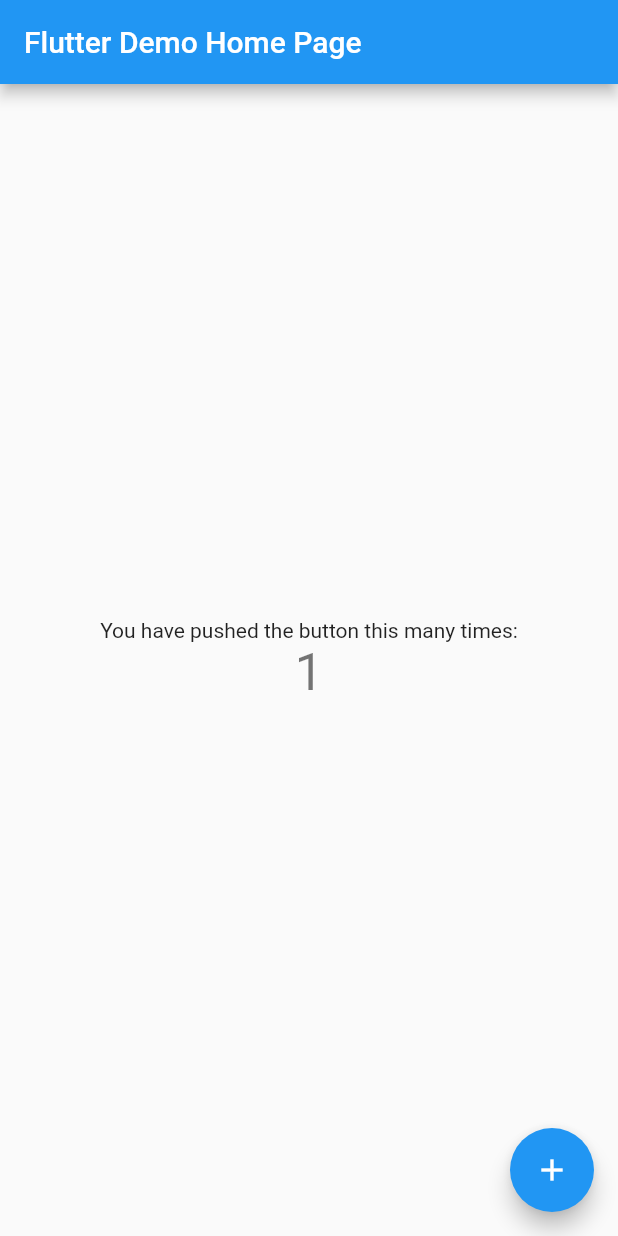
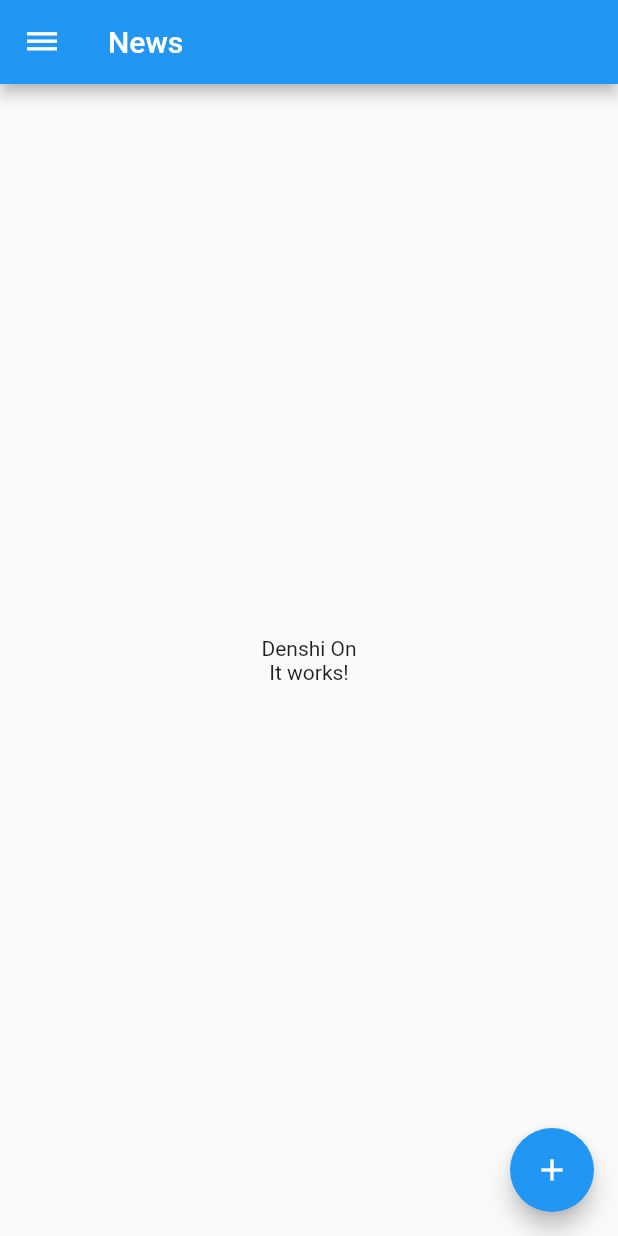
Before and after one commit to TheAlternateDoctor/Denshi-App, a Flutter app: the screen it shows after launch, after a tap on the "add" icon, on a phone screen of 412 x 824 dp. Run offline on Flutter 3.47's test engine with Material 2 defaults, Android fonts, the phone set to English and light mode, and no system bars.

Commit message:
Début du code de la section "Actualités"

```diff
--- a/lib/main.dart
+++ b/lib/main.dart
@@ -1,4 +1,5 @@
 import 'package:flutter/material.dart';
+import 'package:denshi/news/NewsMain.dart';
 
 void main() => runApp(Denshi());
 
@@ -20,7 +21,7 @@ class Denshi extends StatelessWidget {
         // is not restarted.
         primarySwatch: Colors.blue,
       ),
-      home: MyHomePage(title: 'Flutter Demo Home Page'),
+      home: NewsMain(title: 'News'),
     );
   }
 }
--- /dev/null
+++ b/lib/news/NewsMain.dart
@@ -0,0 +1,94 @@
+import 'package:flutter/material.dart';
+import 'package:denshi/utils/MenuTiroir.dart';
+
+class NewsMain extends StatefulWidget{
+  NewsMain({Key key, this.title}) : super(key: key);
+  final String title;
+  @override
+  _NewsMainState createState() => _NewsMainState();
+}
+
+class _NewsMainState extends State<NewsMain> {
+
+  String messagetext = "Denshi off";
+  bool text = false;
+
+  void grabNews() {
+    setState(() {
+    });
+  }
+
+  @override
+  Widget build(BuildContext context) {
+    // This method is rerun every time setState is called, for instance as done
+    // by the _incrementCounter method above.
+    //
+    // The Flutter framework has been optimized to make rerunning build methods
+    // fast, so that you can just rebuild anything that needs updating rather
+    // than having to individually change instances of widgets.
+    return Scaffold(
+      appBar: AppBar(
+        // Here we take the value from the MyHomePage object that was created by
+        // the App.build method, and use it to set our appbar title.
+        leading: IconButton(
+            icon: Icon(Icons.dehaze),
+            onPressed: MenuTiroir.showMenu
+          ),
+        title: Text(widget.title),
+      ),
+      body: GestureDetector(
+              onVerticalDragEnd: (DragEndDetails details) {
+                    MenuTiroir.showMenu();
+                  },
+              child: Center(
+        // Center is a layout widget. It takes a single child and positions it
+        // in the middle of the parent.
+
+        child: Column(
+          // Column is also layout widget. It takes a list of children and
+          // arranges them vertically. By default, it sizes itself to fit its
+          // children horizontally, and tries to be as tall as its parent.
+          //
+          // Invoke "debug painting" (press "p" in the console, choose the
+          // "Toggle Debug Paint" action from the Flutter Inspector in Android
+          // Studio, or the "Toggle Debug Paint" command in Visual Studio Code)
+          // to see the wireframe for each widget.
+          //
+          // Column has various properties to control how it sizes itself and
+          // how it positions its children. Here we use mainAxisAlignment to
+          // center the children vertically; the main axis here is the vertical
+          // axis because Columns are vertical (the cross axis would be
+          // horizontal).
+          mainAxisAlignment: MainAxisAlignment.center,
+          children: <Widget>[
+            Text(
+              messagetext,
+            ),
+            Text(
+              "It works!"
+            ),
+          ],
+        ),
+      ),
+            ),
+      floatingActionButton: FloatingActionButton(
+        onPressed: seekText,
+        tooltip: 'Increment',
+        child: Icon(Icons.add),
+      ), // This trailing comma makes auto-formatting nicer for build methods.
+    );
+  }
+
+  void seekText(){
+    setState(() {
+      if(text == false){
+        messagetext = "Denshi On";
+        text = true;
+      }
+      else{
+        messagetext = "Denshi Off";
+        text = false;
+      }
+    });
+  }
+}
--- /dev/null
+++ b/lib/utils/MenuTiroir.dart
@@ -0,0 +1,7 @@
+import 'package:flutter/material.dart';
+
+class MenuTiroir{
+    static void showMenu(){
+      debugPrint("Opened Menu");
+    }
+}
```
